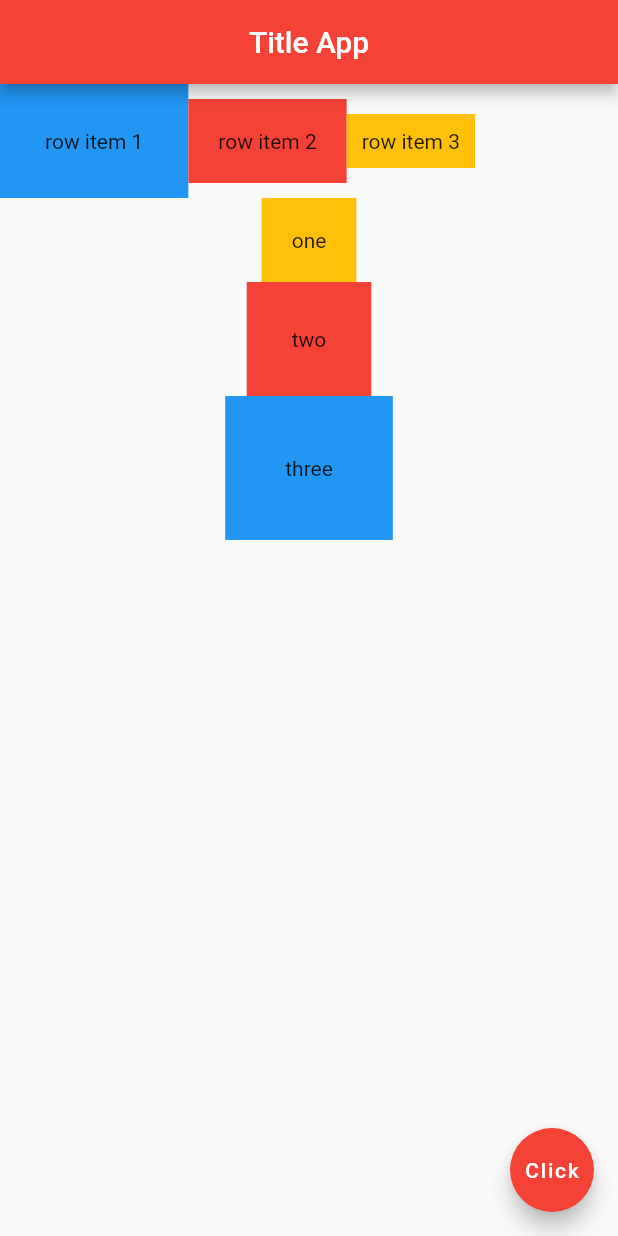
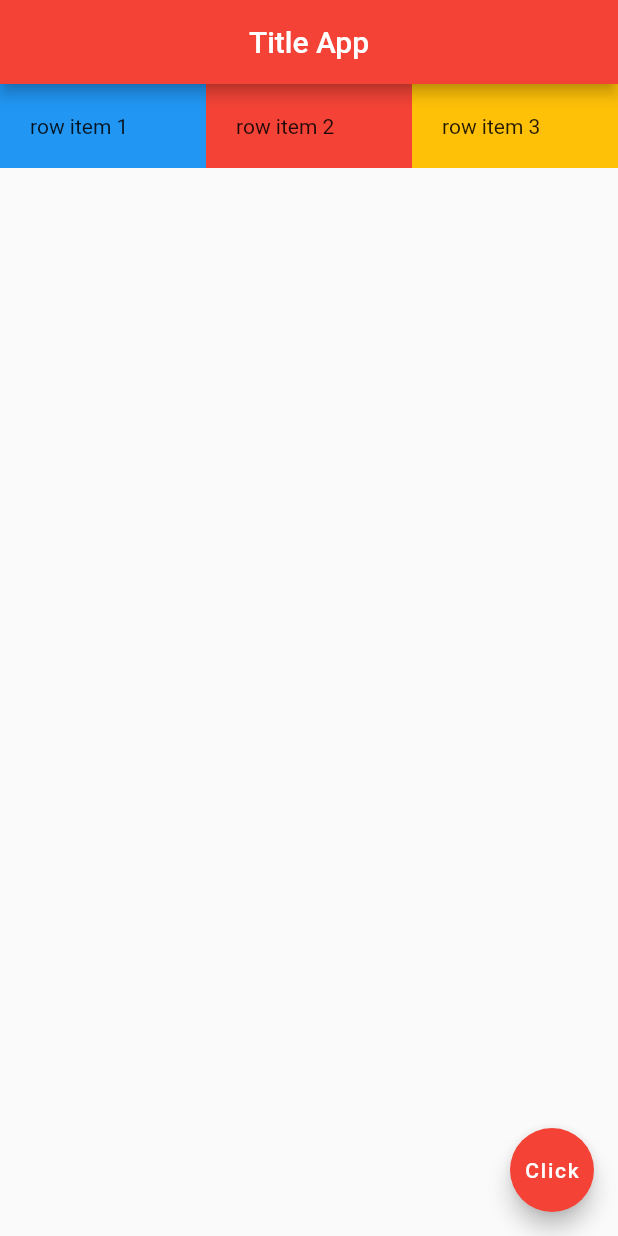
Before and after one commit to shailuhari04/FlutterFirstApp, a Flutter app: the screen it shows after launch, on a phone screen of 412 x 824 dp. Run offline on Flutter 3.47's test engine with Material 2 defaults, Android fonts, the phone set to English and light mode, and no system bars.

Commit message:
Use Of Expanded Widget which is like flex box according to rest of space it will take (calculate each Expanded widget and divide equal size volume

```diff
--- a/lib/main.dart
+++ b/lib/main.dart
@@ -13,45 +13,30 @@ class TestStateLessWidget extends StatelessWidget {
         centerTitle: true,
         backgroundColor: Colors.red[500],
       ),
-      body: Column(
+      body: Row(
         mainAxisAlignment: MainAxisAlignment.start,
         crossAxisAlignment: CrossAxisAlignment.center,
         children: <Widget>[
-          Row(
-            mainAxisAlignment: MainAxisAlignment.start,
-            crossAxisAlignment: CrossAxisAlignment.center,
-            children: <Widget>[
-              Container(
-                padding: EdgeInsets.all(30.0),
+          Expanded(
+            child: Container(
+              padding: EdgeInsets.all(20.0),
               color: Colors.blue,
               child: Text("row item 1"),
             ),
-              Container(
+          ),
+          Expanded(
+            child: Container(
               padding: EdgeInsets.all(20.0),
               color: Colors.red,
               child: Text("row item 2"),
             ),
-              Container(
-                padding: EdgeInsets.all(10.0),
+          ),
+          Expanded(
+            child: Container(
+              padding: EdgeInsets.all(20.0),
               color: Colors.amber,
               child: Text("row item 3"),
-              )
-            ],
             ),
-          Container(
-            padding: EdgeInsets.all(20.0),
-            color: Colors.amber,
-            child: Text('one'),
-          ),
-          Container(
-            padding: EdgeInsets.all(30.0),
-            color: Colors.red,
-            child: Text('two'),
-          ),
-          Container(
-            padding: EdgeInsets.all(40.0),
-            color: Colors.blue,
-            child: Text('three'),
           )
         ],
       ),
```
Lines whose indentation alone changed are shown as unchanged.
